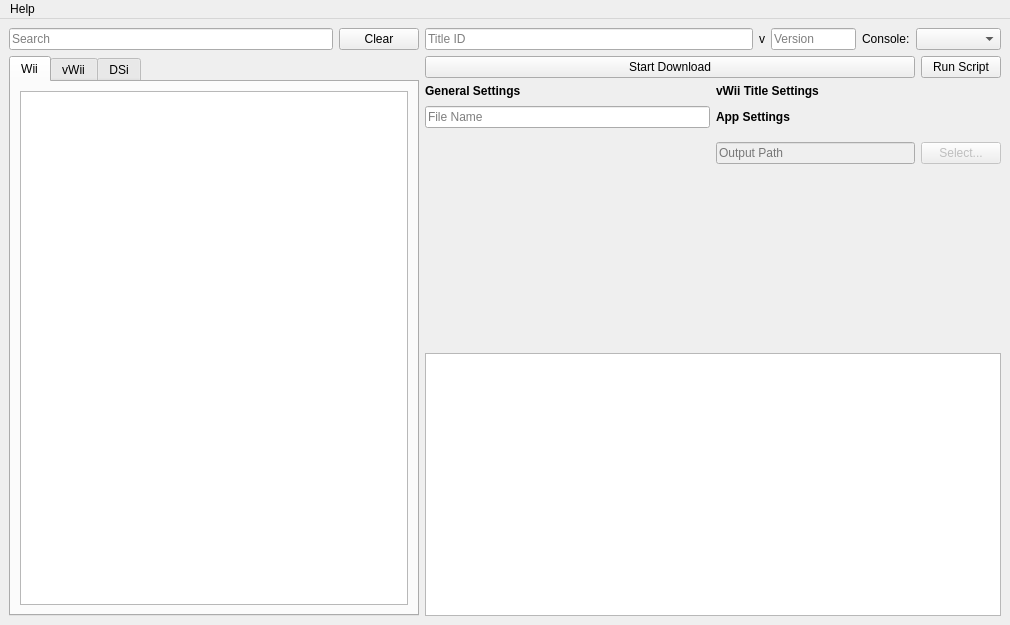
Old version of the form qt/ui/MainMenu.ui in the repository NinjaCheetah/NUSGet.
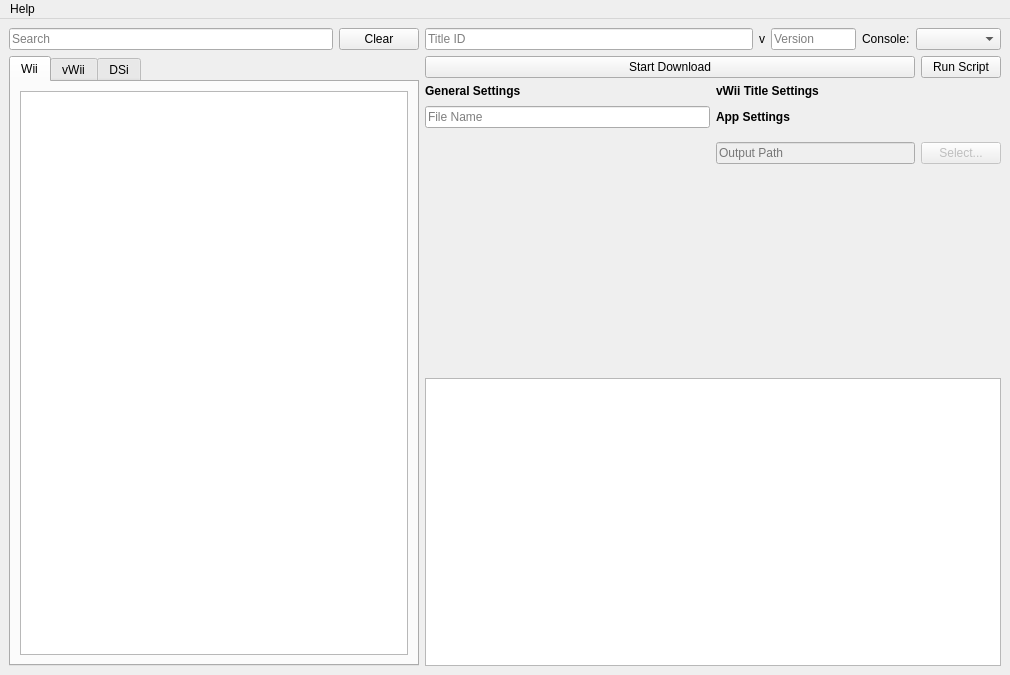
New version of the form. Icons and pictures are not drawn. Custom widgets are drawn as their Qt base class.

Commit message: Slightly increase window size, improve about dialog

Diff of the .ui file:
```diff
--- a/qt/ui/MainMenu.ui
+++ b/qt/ui/MainMenu.ui
@@ -7,19 +7,19 @@
     <x>0</x>
     <y>0</y>
     <width>1010</width>
-    <height>625</height>
+    <height>675</height>
    </rect>
   </property>
   <property name="minimumSize">
    <size>
     <width>1010</width>
-    <height>625</height>
+    <height>675</height>
    </size>
   </property>
   <property name="maximumSize">
    <size>
     <width>1010</width>
-    <height>625</height>
+    <height>675</height>
    </size>
   </property>
   <property name="windowTitle">
@@ -425,7 +425,7 @@
 hr { height: 1px; border-width: 0; }
 li.unchecked::marker { content: &quot;\2610&quot;; }
 li.checked::marker { content: &quot;\2612&quot;; }
-&lt;/style&gt;&lt;/head&gt;&lt;body style=&quot; font-family:'.AppleSystemUIFont'; font-size:13pt; font-weight:400; font-style:normal;&quot;&gt;
+&lt;/style&gt;&lt;/head&gt;&lt;body style=&quot; font-family:'Noto Sans'; font-size:10pt; font-weight:400; font-style:normal;&quot;&gt;
 &lt;p style=&quot;-qt-paragraph-type:empty; margin-top:0px; margin-bottom:0px; margin-left:0px; margin-right:0px; -qt-block-indent:0; text-indent:0px; font-family:'Sans Serif'; font-size:9pt;&quot;&gt;&lt;br /&gt;&lt;/p&gt;&lt;/body&gt;&lt;/html&gt;</string>
         </property>
        </widget>
```
Left out of the diff: 2 changed lines with no effect on the pictures. The commit also changes 3 other files.
